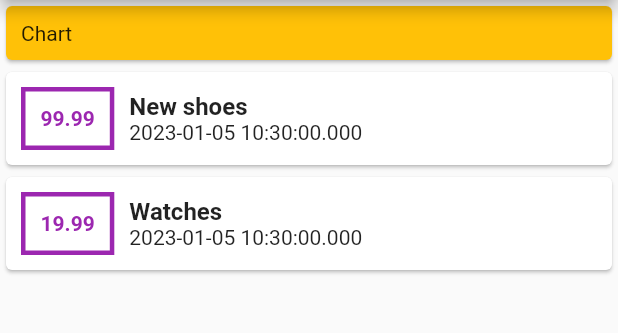
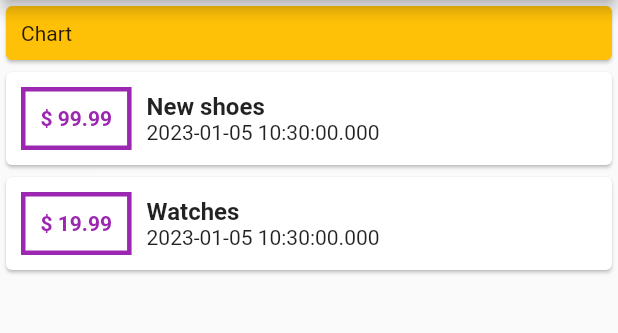
Before and after one commit to wizfury/personal_exp, a Flutter app: the screen it shows after launch, on a phone screen of 412 x 824 dp, the part 84-417 px from its top. Run offline on Flutter 3.47's test engine with Material 2 defaults, Android fonts, the phone set to English and light mode, and no system bars.

Commit message:
Added the $ sign

```diff
--- a/lib/main.dart
+++ b/lib/main.dart
@@ -51,7 +51,7 @@ class Homepage extends StatelessWidget {
                             border: Border.all(width: 3, color: Colors.purple)),
                         padding: EdgeInsets.all(10),
                         margin: EdgeInsets.all(10),
-                        child: Text(tx.amt.toString(),
+                        child: Text('\$ ${tx.amt}',
                             style: TextStyle(
                                 fontWeight: FontWeight.bold,
                                 color: Colors.purple)),
```
